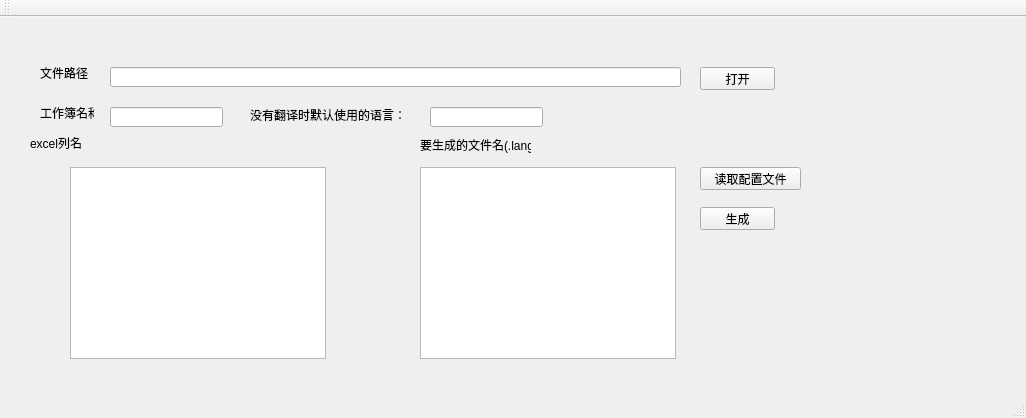
Before: the Qt Designer form mainwindow.ui in Tyakai/QtExcelOperation, drawn with Qt 5.
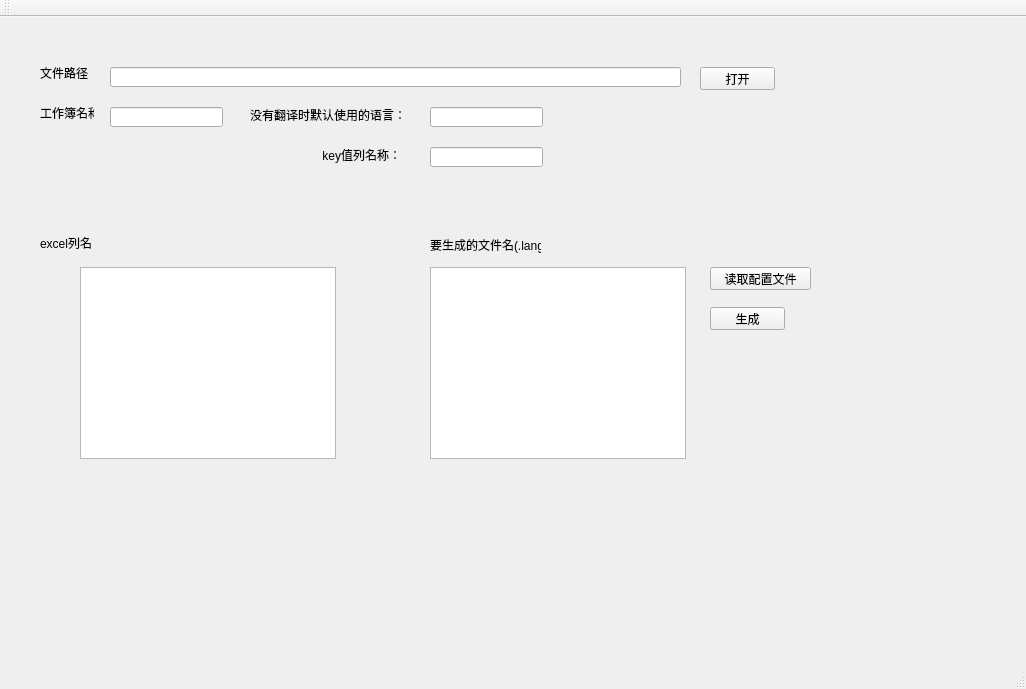
After: the same form once the commit is applied.

Commit message: 使用更快速的读写方法 还需要优化的地方：1.边界问题，不能重复load配置文件

```diff
--- a/mainwindow.ui
+++ b/mainwindow.ui
@@ -7,7 +7,7 @@
     <x>0</x>
     <y>0</y>
     <width>1026</width>
-    <height>418</height>
+    <height>689</height>
    </rect>
   </property>
   <property name="windowTitle">
@@ -53,8 +53,8 @@
    <widget class="QLabel" name="label_2">
     <property name="geometry">
      <rect>
-      <x>30</x>
-      <y>120</y>
+      <x>40</x>
+      <y>220</y>
       <width>54</width>
       <height>12</height>
      </rect>
@@ -66,8 +66,8 @@
    <widget class="QLabel" name="label_3">
     <property name="geometry">
      <rect>
-      <x>420</x>
-      <y>120</y>
+      <x>430</x>
+      <y>220</y>
       <width>111</width>
       <height>16</height>
      </rect>
@@ -79,8 +79,8 @@
    <widget class="QTableWidget" name="tableWidget_name">
     <property name="geometry">
      <rect>
-      <x>70</x>
-      <y>150</y>
+      <x>80</x>
+      <y>250</y>
       <width>256</width>
       <height>192</height>
      </rect>
@@ -89,8 +89,8 @@
    <widget class="QListWidget" name="listWidget">
     <property name="geometry">
      <rect>
-      <x>420</x>
-      <y>150</y>
+      <x>430</x>
+      <y>250</y>
       <width>256</width>
       <height>192</height>
      </rect>
@@ -99,8 +99,8 @@
    <widget class="QPushButton" name="pushButton_load">
     <property name="geometry">
      <rect>
-      <x>700</x>
-      <y>150</y>
+      <x>710</x>
+      <y>250</y>
       <width>101</width>
       <height>23</height>
      </rect>
@@ -135,8 +135,8 @@
    <widget class="QPushButton" name="pushButton_create">
     <property name="geometry">
      <rect>
-      <x>700</x>
-      <y>190</y>
+      <x>710</x>
+      <y>290</y>
       <width>75</width>
       <height>23</height>
      </rect>
@@ -168,6 +168,32 @@
      </rect>
     </property>
    </widget>
+   <widget class="QLabel" name="label_6">
+    <property name="geometry">
+     <rect>
+      <x>250</x>
+      <y>130</y>
+      <width>151</width>
+      <height>16</height>
+     </rect>
+    </property>
+    <property name="text">
+     <string>key值列名称：</string>
+    </property>
+    <property name="alignment">
+     <set>Qt::AlignRight|Qt::AlignTrailing|Qt::AlignVCenter</set>
+    </property>
+   </widget>
+   <widget class="QLineEdit" name="lineEdit_defaulKeyName">
+    <property name="geometry">
+     <rect>
+      <x>430</x>
+      <y>130</y>
+      <width>113</width>
+      <height>20</height>
+     </rect>
+    </property>
+   </widget>
   </widget>
   <widget class="QMenuBar" name="menuBar">
    <property name="geometry">
```
The commit also changes 2 other files.
